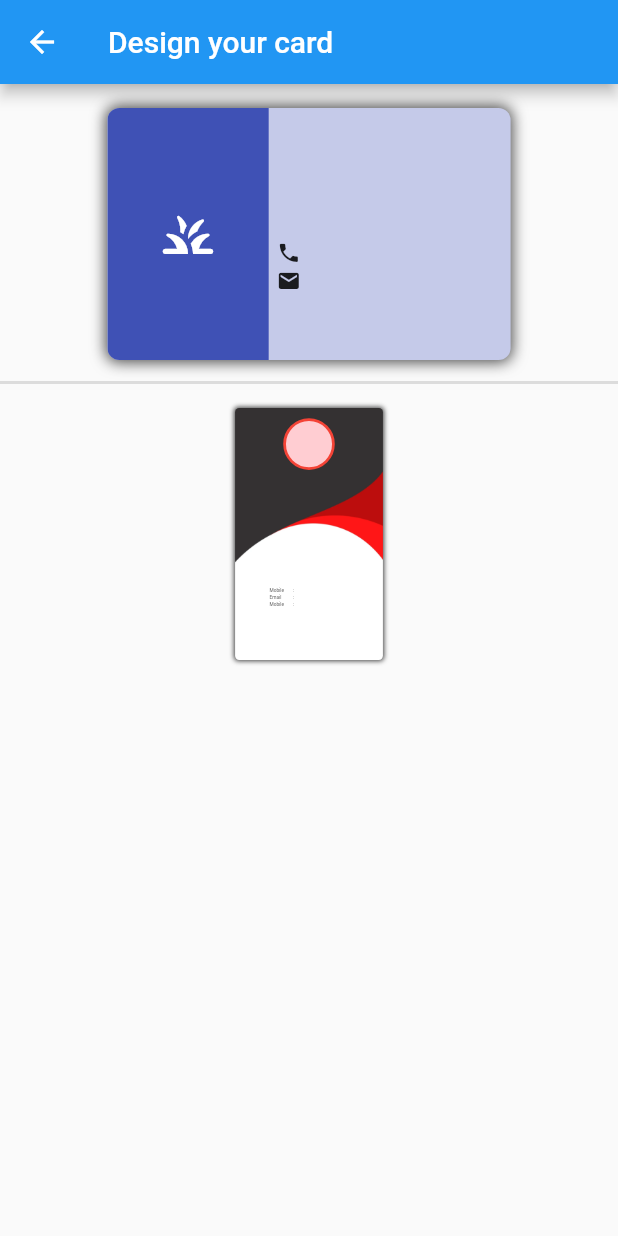
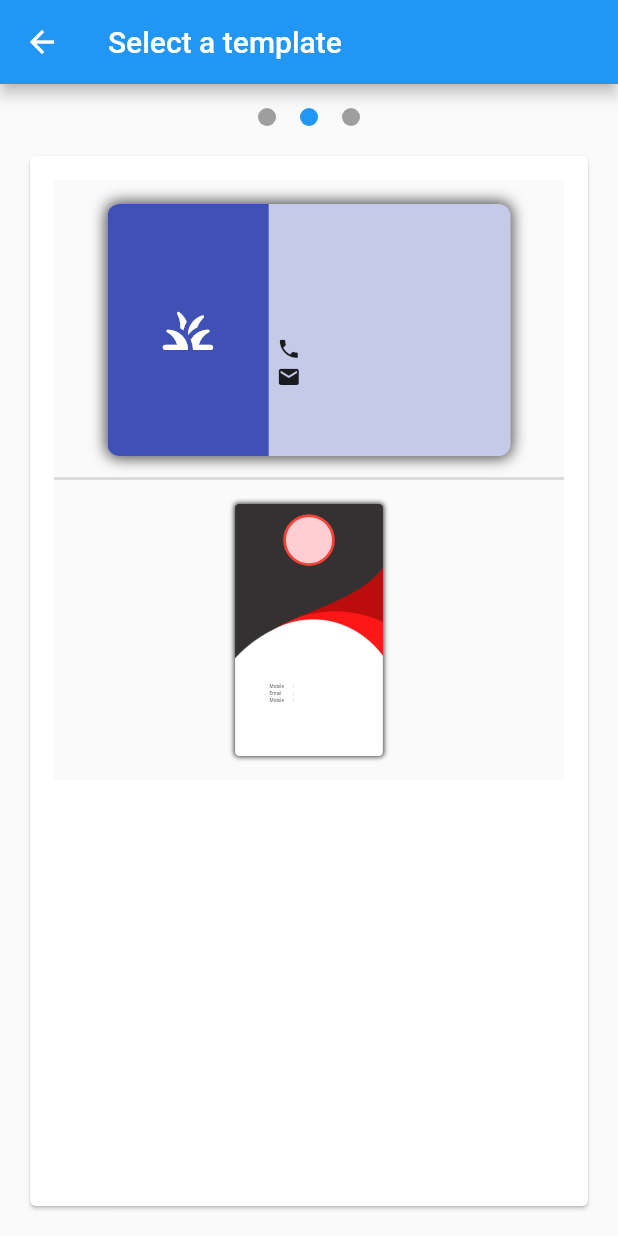
Before and after one commit to adnsawas/Mi_Card_Challenge, a Flutter app: the CardDesignScreen screen opened by its route, after a tap on "Next", on a phone screen of 412 x 824 dp. Run offline on Flutter 3.47's test engine with Material 2 defaults, Android fonts, the phone set to English and light mode, and no system bars; our stand-ins replace flutter_dotenv, flutter_riverpod, go_router, rxdart, shared_preferences; accounts and stored records are empty; generated files the repository leaves out were written again.

```diff
--- /dev/null
+++ b/lib/src/common_widgets/page_view_index_indicator.dart
@@ -0,0 +1,43 @@
+import 'package:flutter/material.dart';
+
+class PageViewIndexIndicator extends StatelessWidget {
+  final int length;
+  final int currentIndex;
+  final Color? indicatorColor;
+  final void Function(int index)? onTap;
+  const PageViewIndexIndicator(
+      {super.key,
+      required this.length,
+      required this.currentIndex,
+      this.indicatorColor,
+      this.onTap});
+
+  @override
+  Widget build(BuildContext context) {
+    return Row(
+      mainAxisAlignment: MainAxisAlignment.center,
+      children: List.generate(
+          length,
+          (index) => Padding(
+                padding: const EdgeInsets.symmetric(horizontal: 8),
+                child: GestureDetector(
+                  onTap: () {
+                    if (onTap != null) {
+                      onTap!(index);
+                    }
+                  },
+                  child: Container(
+                    height: 12,
+                    width: 12,
+                    decoration: BoxDecoration(
+                      borderRadius: BorderRadius.circular(8),
+                      color: index == currentIndex
+                          ? indicatorColor ?? Theme.of(context).primaryColor
+                          : Colors.grey,
+                    ),
+                  ),
+                ),
+              )),
+    );
+  }
+}
--- a/lib/src/features/card_design/presentation/card_design_screen/card_design_screen.dart
+++ b/lib/src/features/card_design/presentation/card_design_screen/card_design_screen.dart
@@ -1,5 +1,7 @@
 import 'package:flutter/material.dart';
 import 'package:flutter_riverpod/flutter_riverpod.dart';
+import 'package:mi_card/src/common_widgets/page_view_index_indicator.dart';
+import 'package:mi_card/src/constants/gaps.dart';
 import 'package:mi_card/src/features/card_design/presentation/card_design_screen/card_design_screen_controller.dart';
 import 'package:mi_card/src/features/card_design/presentation/card_design_screen/card_design_screen_page_index_provider.dart';
 import 'package:mi_card/src/features/card_design/presentation/card_design_screen/card_design_step_1.dart';
@@ -24,24 +26,58 @@ class _CardDesignScreenState extends ConsumerState<CardDesignScreen> {
   @override
   Widget build(BuildContext context) {
     ref.watch(cardDesignScreenControllerProvider);
+    final currentIndex = ref.watch(cardScreenPageIndexProvider);
     ref.listen(cardScreenPageIndexProvider,
         (_, currentPageIndex) => pageController.jumpToPage(currentPageIndex));
     return Scaffold(
-      appBar: AppBar(title: Text('Design your card')),
-      body: PageView.builder(
+      appBar: AppBar(title: Text(_getStepTitle(currentIndex))),
+      body: SafeArea(
+        child: Column(
+          children: [
+            gapH16,
+            PageViewIndexIndicator(
+              length: 3,
+              currentIndex: currentIndex,
+              onTap: (index) =>
+                  ref.read(cardScreenPageIndexProvider.notifier).state = index,
+            ),
+            Expanded(
+              child: PageView.builder(
                 controller: pageController,
-        onPageChanged: (value) =>
-            ref.read(cardScreenPageIndexProvider.notifier).state = value,
+                onPageChanged: (value) => ref
+                    .read(cardScreenPageIndexProvider.notifier)
+                    .state = value,
                 itemCount: 3,
                 itemBuilder: (_, index) {
-          return switch (index) {
+                  return Padding(
+                    padding: const EdgeInsets.all(16.0),
+                    child: Card(
+                      child: Padding(
+                        padding: const EdgeInsets.all(16.0),
+                        child: switch (index) {
                           0 => const CardDesignStep1(),
                           1 => const CardDesignStep2(),
                           2 => const CardDesignStep3(),
                           _ => const CardDesignStep1()
-          };
                         },
+                      ),
+                    ),
+                  );
+                },
+              ),
+            ),
+          ],
+        ),
       ),
     );
   }
+
+  String _getStepTitle(int index) {
+    return switch (index) {
+      0 => 'Fill Personal Info',
+      1 => 'Select a template',
+      2 => 'Preview',
+      _ => 'Design your card'
+    };
   }
+}
--- a/lib/src/features/card_design/presentation/card_design_screen/card_design_screen_page_index_provider.dart
+++ b/lib/src/features/card_design/presentation/card_design_screen/card_design_screen_page_index_provider.dart
@@ -1,5 +1,5 @@
 import 'package:flutter_riverpod/flutter_riverpod.dart';
 
-final cardScreenPageIndexProvider = StateProvider<int>((ref) {
+final cardScreenPageIndexProvider = StateProvider.autoDispose<int>((ref) {
   return 0;
 });
--- a/lib/src/features/card_design/presentation/card_design_screen/card_design_step_3.dart
+++ b/lib/src/features/card_design/presentation/card_design_screen/card_design_step_3.dart
@@ -18,7 +18,10 @@ class _CardDesignStep3State extends ConsumerState<CardDesignStep3> {
   @override
   Widget build(BuildContext context) {
     final cardDesign = ref.watch(cardDesignScreenControllerProvider).value!;
-    return Column(
+    return SafeArea(
+      child: Padding(
+        padding: const EdgeInsets.all(16.0),
+        child: Column(
           crossAxisAlignment: CrossAxisAlignment.stretch,
           children: [
             Expanded(child: Builder(
@@ -29,14 +32,10 @@ class _CardDesignStep3State extends ConsumerState<CardDesignStep3> {
                   CardTemplate2 => CardTemplate2(cardDesign.personDetails!),
                   _ => null
                 };
-            return SizedBox(
-              // height: 200,
-              width: MediaQuery.of(context).size.width * 1,
-              child: Padding(
+                return Padding(
                   padding: const EdgeInsets.all(16.0),
                   child: FittedBox(
                     child: cardTemplate,
-                ),
                   ),
                 );
               },
@@ -47,6 +46,8 @@ class _CardDesignStep3State extends ConsumerState<CardDesignStep3> {
                     .saveCard(),
                 child: Text('Save Buisness Card')),
           ],
+        ),
+      ),
     );
   }
 }
```
Also changed, not shown: lib/src/features/user_cards/presentaion/cards_screen.dart (+24 -22 lines). Lines whose indentation alone changed are shown as unchanged.
